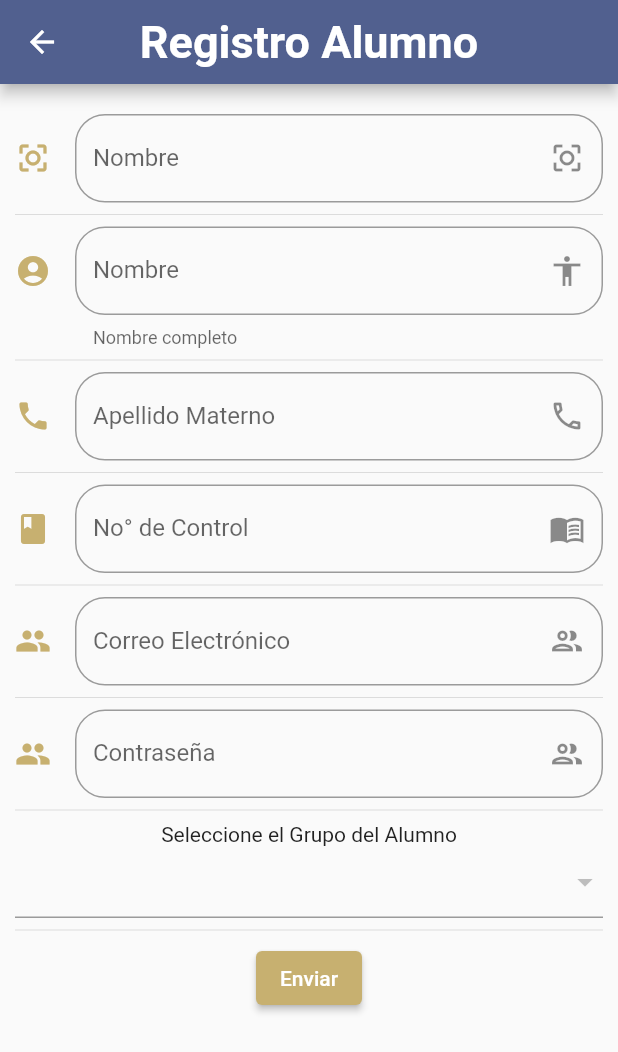
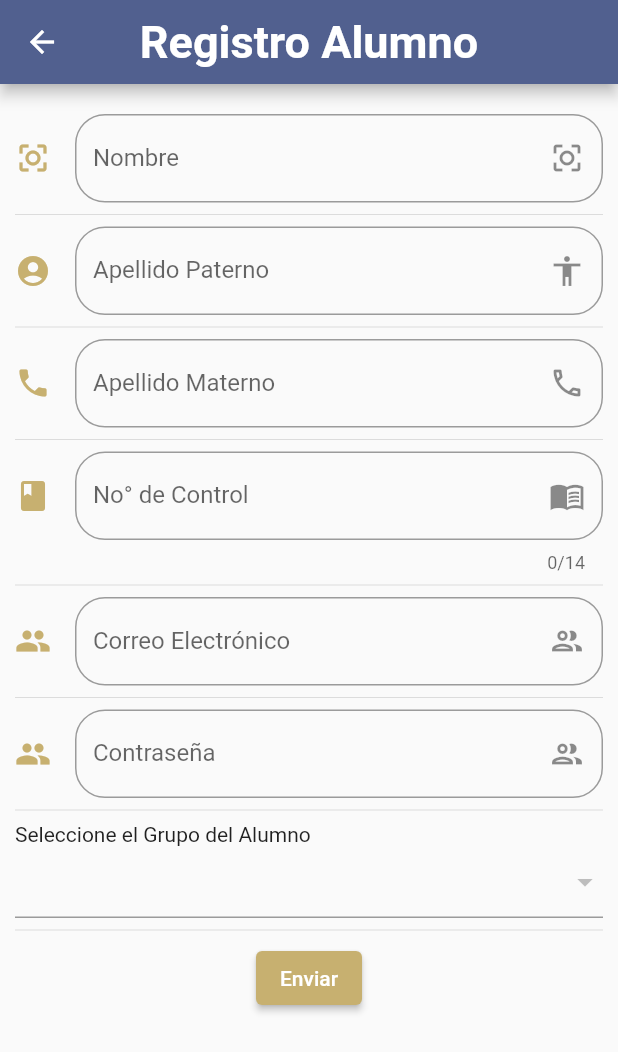
Before and after one commit to Klcod/app_justificaciones, a Flutter app: the RegistrarAlumno screen opened directly, on a phone screen of 412 x 824 dp. Shown: the top 1052 px of the screen. Run offline on Flutter 3.47's test engine with Material 2 defaults, Android fonts, the phone set to English and light mode, and no system bars; our stand-ins replace sqflite; accounts and stored records are empty; network calls fail.

Commit message:
Se corrigio el error al entrar al formulario de registrar alumno

```diff
--- a/lib/main.dart
+++ b/lib/main.dart
@@ -1,4 +1,5 @@
 import 'package:flutter/material.dart';
+import 'package:justificaciones/src/pages/registraralumno_page.dart';
 import 'package:justificaciones/src/services/cuentas_service.dart';
 import 'package:justificaciones/src/services/grupos_service.dart';
 
@@ -32,6 +33,7 @@ class MyApp extends StatelessWidget {
       routes: {
         '/' : ( _ ) => const LoginPage(),
         'inicio' : ( BuildContext context) => const InicioPage(),
+        'registrar-alumno': (BuildContext context) => const RegistrarAlumno(),
         'busA': ( BuildContext context) => const BuscarAlumnoPage(),
         'busM': ( BuildContext context) => const BuscarMaestroPage(),
       },
--- a/lib/src/pages/registraralumno_page.dart
+++ b/lib/src/pages/registraralumno_page.dart
@@ -26,18 +26,21 @@ class _RegistrarAlumnoState extends State<RegistrarAlumno> {
   @override
   void initState() {
     super.initState();
-    _initApp();
+    Future.delayed(const Duration(seconds: 1), () {
+      _initApp();
+    });
   }
 
-  _initApp() {
+  _initApp() async {
     final gruposService = Provider.of<GruposService>(context, listen: false);
-    gruposService.cargarGrupos();
+    await gruposService.cargarGrupos();
   }
 
   @override
   Widget build(BuildContext context) {
     final gruposService = Provider.of<GruposService>(context);
-    final isCargando = context.select((GruposService g) => g.isCargado);
+    final isCargando = context.select((GruposService g) => g.isCargadoCrear);
+    final isCargandoCrear = context.select((GruposService g) => g.isCargadoCrear);
 
     return Scaffold(
       appBar: AppBar(
@@ -46,7 +49,7 @@ class _RegistrarAlumnoState extends State<RegistrarAlumno> {
         centerTitle: true,
         backgroundColor: const Color.fromARGB(255, 81, 96, 143),
       ),
-      body: ListView(
+      body: isCargandoCrear ? const Center(child: Text('Creando Alumno'),) : ListView(
         padding: const EdgeInsets.symmetric(horizontal: 10.0, vertical: 20.0),
         children: <Widget>[
           _nombreInput(),
@@ -67,7 +70,9 @@ class _RegistrarAlumnoState extends State<RegistrarAlumno> {
           const Divider(),
           Center(
             child: ElevatedButton(
-              onPressed: () {},
+              onPressed: () async {
+
+              },
              style: ElevatedButton.styleFrom(
             backgroundColor: const Color.fromRGBO(199, 176, 112, 1)
           ),
@@ -100,8 +105,7 @@ class _RegistrarAlumnoState extends State<RegistrarAlumno> {
       decoration: InputDecoration(
           border: OutlineInputBorder(borderRadius: BorderRadius.circular(20.0)),
           hintText: 'Apellido Paterno del Alumno',
-          labelText: 'Nombre',
-          helperText: 'Nombre completo',
+          labelText: 'Apellido Paterno',
           suffixIcon: const Icon(Icons.accessibility),
           iconColor: const Color.fromARGB(255, 199, 176, 112),
           icon: const Icon(Icons.account_circle)),
@@ -131,6 +135,7 @@ class _RegistrarAlumnoState extends State<RegistrarAlumno> {
           suffixIcon: const Icon(Icons.menu_book_sharp),
           iconColor: const Color.fromARGB(255, 199, 176, 112),
           icon: const Icon(Icons.book)),
+          maxLength: 14,
     );
   }
 
@@ -164,6 +169,7 @@ class _RegistrarAlumnoState extends State<RegistrarAlumno> {
     final grupos = grupService.grupos;
 
     return Column(
+      crossAxisAlignment: CrossAxisAlignment.start,
       children: [
         const Text('Seleccione el Grupo del Alumno'),
         DropdownButtonFormField<Grupo>(
--- a/lib/src/services/grupos_service.dart
+++ b/lib/src/services/grupos_service.dart
@@ -15,10 +15,9 @@ class GruposService extends ChangeNotifier {
   Grupo? grupoSeleccionado;
 
   bool isCargado = false;
+  bool isCargadoCrear = false;
 
-  GruposService() {
-    cargarGrupos();
-  }
+  GruposService();
 
   Future<void> cargarGrupos() async {
     final url = Uri.parse("${Sistema.urlBase}/api/grupos/with-users");
@@ -40,6 +39,8 @@ class GruposService extends ChangeNotifier {
 
       if(resp.statusCode == 200) {
         final List<dynamic> listaGrupos = json.decode(resp.body);
+
+        grupos.clear();
 
         for(var grupoMap in listaGrupos) {
           final Map<String, dynamic> grupoMapTemp = grupoMap;
```
Also changed, not shown: lib/src/services/cuentas_service.dart (+37 -0 lines).
